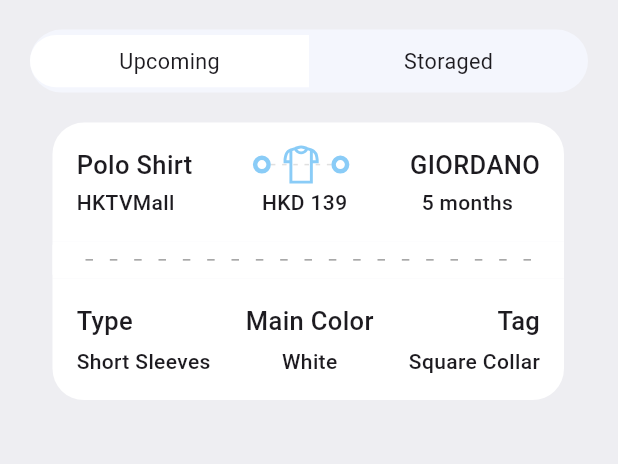
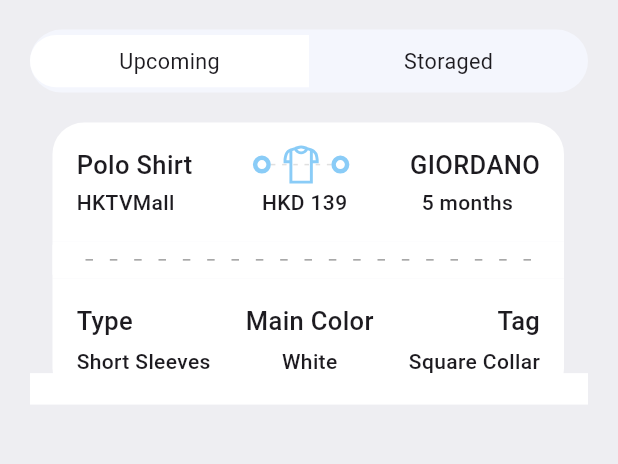
Before and after one commit to MrPeterJin/Road-to-Fullstack, a Flutter app: the OutfitScreen screen opened directly, on a phone screen of 412 x 824 dp, the part 176-640 px from its top. Run offline on Flutter 3.47's test engine with Material 2 defaults, Android fonts, the phone set to English and light mode, and no system bars; our stand-ins replace fluentui_system_icons, gap, get, line_icons.

Commit message:
Misc Update #5

```diff
--- a/lib/screens/outfit_screen.dart
+++ b/lib/screens/outfit_screen.dart
@@ -37,6 +37,20 @@ class OutfitScreen extends StatelessWidget {
                 isColor: true,
               ),
             ),
+            Container(
+              padding:
+                  EdgeInsets.symmetric(horizontal: AppLayout.getHeight(15)),
+              color: Colors.white,
+              child: Column(children: [
+                Row(
+                  children: [
+                    Column(
+                      children: [Text("")],
+                    )
+                  ],
+                )
+              ]),
+            )
           ],
         ),
       ]),
--- a/lib/screens/outfit_view.dart
+++ b/lib/screens/outfit_view.dart
@@ -1,6 +1,7 @@
 import 'package:flutter/cupertino.dart';
 import 'package:flutter/material.dart';
 import 'package:gap/gap.dart';
+import 'package:get/get.dart';
 import 'package:line_icons/line_icon.dart';
 import 'package:my_outfits/utils/app_layout.dart';
 import 'package:my_outfits/widgets/thick_container.dart';
@@ -18,7 +19,7 @@ class OutfitView extends StatelessWidget {
     final size = AppLayout.getSize(context);
     return SizedBox(
       width: size.width * 0.85,
-      height: AppLayout.getHeight(200),
+      height: AppLayout.getHeight(GetPlatform.isAndroid == true ? 167 : 169),
       child: Container(
         margin: EdgeInsets.only(right: AppLayout.getHeight(16)),
         child: Column(
@@ -162,8 +163,10 @@ class OutfitView extends StatelessWidget {
                                   width: 5,
                                   height: 1,
                                   child: DecoratedBox(
-                                      decoration:
-                                          BoxDecoration(color: isColor == null?Colors.white:Colors.grey.shade500)),
+                                      decoration: BoxDecoration(
+                                          color: isColor == null
+                                              ? Colors.white
+                                              : Colors.grey.shade500)),
                                 )),
                       );
                     },
```
